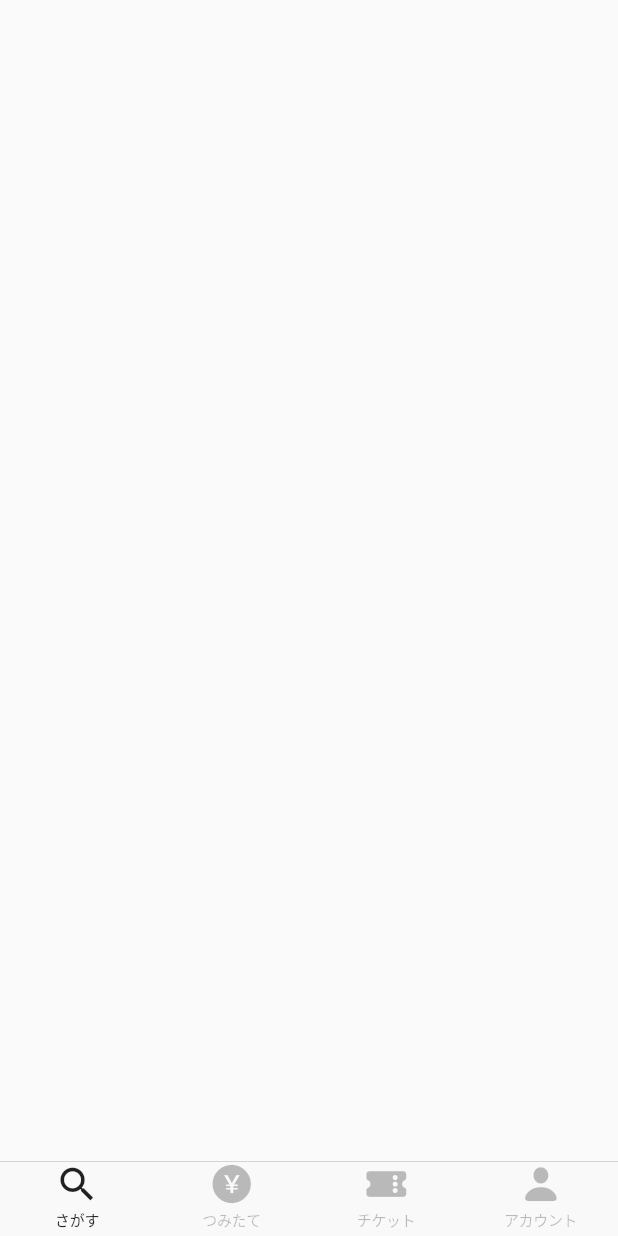
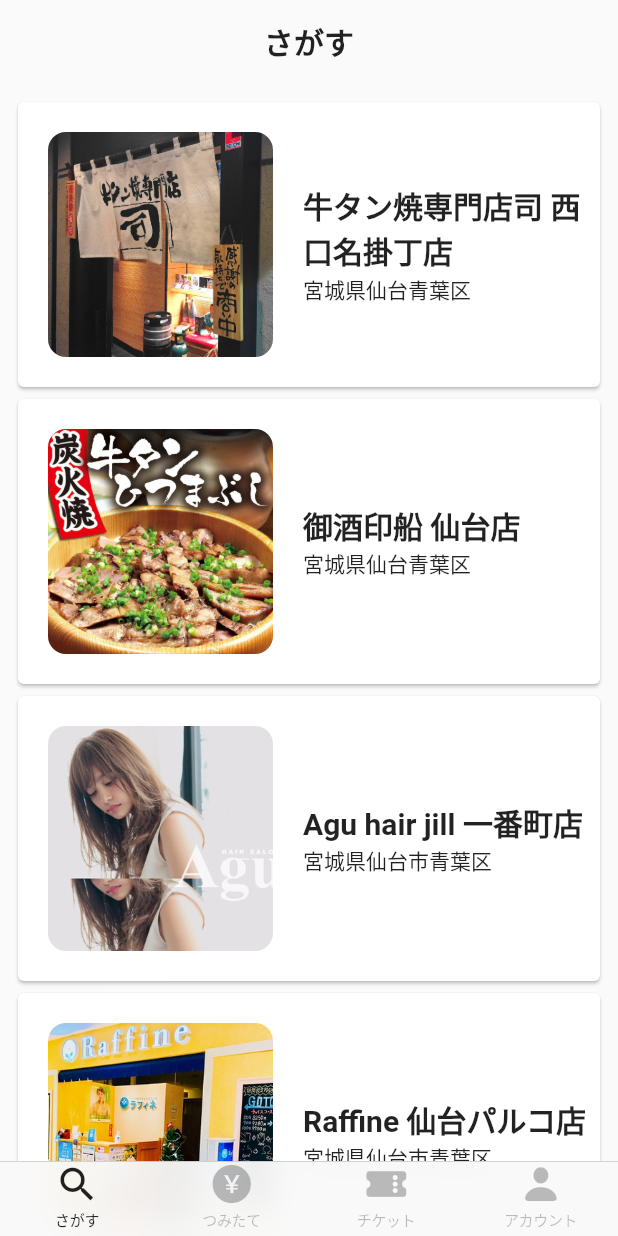
Before and after one commit to taznica/treap_app, a Flutter app: the screen it shows after launch, on a phone screen of 412 x 824 dp. Run offline on Flutter 3.47's test engine with Material 2 defaults, Android fonts, the phone set to English and light mode, and no system bars.

Commit message:
add: list view of shops in search_view.dart and sample model of shops

```diff
--- /dev/null
+++ b/lib/models/shop.dart
@@ -0,0 +1,48 @@
+class Shop {
+  final int id;
+  final String type, name, image, address, url;
+
+  Shop({
+    this.id,
+    this.type,
+    this.name,
+    this.image,
+    this.address,
+    this.url,
+  });
+}
+
+List<Shop> shops = [
+  Shop(
+    id: 0,
+    type: '飲食店',
+    name: '牛タン焼専門店司 西口名掛丁店',
+    image: 'assets/images/0_tsukasa_shop.jpeg',
+    address: '宮城県仙台青葉区',
+    url: 'https://tabelog.com/miyagi/A0401/A040101/4018920/',
+  ),
+  Shop(
+    id: 1,
+    type: '飲食店',
+    name: '御酒印船 仙台店',
+    image: 'assets/images/1_goshuinsen_shop.jpeg',
+    address: '宮城県仙台青葉区',
+    url: 'https://tabelog.com/miyagi/A0401/A040101/4000613/',
+  ),
+  Shop(
+    id: 2,
+    type: '美容院',
+    name: 'Agu hair jill 一番町店',
+    image: 'assets/images/2_agu_shop.jpeg',
+    address: '宮城県仙台市青葉区',
+    url: 'https://beauty.hotpepper.jp/slnH000341560/',
+  ),
+  Shop(
+    id: 3,
+    type: 'マッサージ店',
+    name: 'Raffine 仙台パルコ店',
+    image: 'assets/images/3_raffine_shop.jpeg',
+    address: '宮城県仙台市青葉区',
+    url: 'https://beauty.hotpepper.jp/kr/slnH000142354/',
+  ),
+];
--- /dev/null
+++ b/lib/views/search/components/shop_card.dart
@@ -0,0 +1,57 @@
+import 'package:flutter/material.dart';
+import 'package:gohoubi_alpha/models/shop.dart';
+
+class ShopCard extends StatelessWidget {
+  final Shop shop;
+  final Function press;
+
+  const ShopCard({
+    Key key,
+    this.shop,
+    this.press,
+  }) : super(key: key);
+
+  @override
+  Widget build(BuildContext context) {
+    return GestureDetector(
+      onTap: press,
+      child: Card(
+        child: Column(
+          children: [
+            Row(
+              children: <Widget>[
+                Padding(
+                  padding: const EdgeInsets.all(20.0),
+                  child: ClipRRect(
+                    borderRadius: BorderRadius.circular(12),
+                    child: Image.asset(
+                      shop.image,
+                      height: 150,
+                      width: 150,
+                      fit: BoxFit.cover,
+                    ),
+                  ),
+                ),
+                Expanded(
+                  child: Column(
+                    crossAxisAlignment: CrossAxisAlignment.start,
+                    children: <Widget>[
+                      Text(
+                        shop.name,
+                        style: Theme.of(context)
+                            .textTheme
+                            .headline6
+                            .copyWith(fontWeight: FontWeight.bold),
+                      ),
+                      Text(shop.address),
+                    ],
+                  ),
+                ),
+              ],
+            ),
+          ],
+        ),
+      ),
+    );
+  }
+}
--- a/lib/views/search/search_view.dart
+++ b/lib/views/search/search_view.dart
@@ -1,8 +1,33 @@
 import 'package:flutter/material.dart';
+import 'package:gohoubi_alpha/models/shop.dart';
+
+import 'components/shop_card.dart';
 
 class SearchView extends StatelessWidget {
   @override
   Widget build(BuildContext context) {
-    return Container();
+    return Scaffold(
+      appBar: AppBar(
+        title: Text(
+          'さがす',
+          style: TextStyle(
+            color: Colors.black87,
+            fontWeight: FontWeight.bold,
+          ),
+        ),
+        centerTitle: true,
+        backgroundColor: Colors.white.withOpacity(0),
+        elevation: 0,
+      ),
+      body: Container(
+        padding: const EdgeInsets.all(8.0),
+        child: ListView.builder(
+          itemCount: shops.length,
+          itemBuilder: (context, index) => ShopCard(
+            shop: shops[index],
+          ),
+        ),
+      ),
+    );
   }
 }
--- a/pubspec.yaml
+++ b/pubspec.yaml
@@ -45,9 +45,8 @@ flutter:
   uses-material-design: true
 
   # To add assets to your application, add an assets section, like this:
-  # assets:
-  #   - images/a_dot_burr.jpeg
-  #   - images/a_dot_ham.jpeg
+  assets:
+    - assets/images/
 
   # An image asset can refer to one or more resolution-specific "variants", see
   # https://flutter.dev/assets-and-images/#resolution-aware.
```
Also changed, not shown: assets/images/0_tsukasa_shop.jpeg (added), assets/images/1_goshuinsen_shop.jpeg (added), assets/images/2_agu_shop.jpeg (added), assets/images/3_raffine_shop.jpeg (added).
